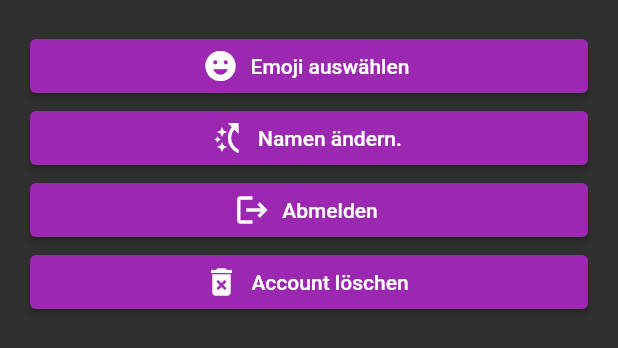
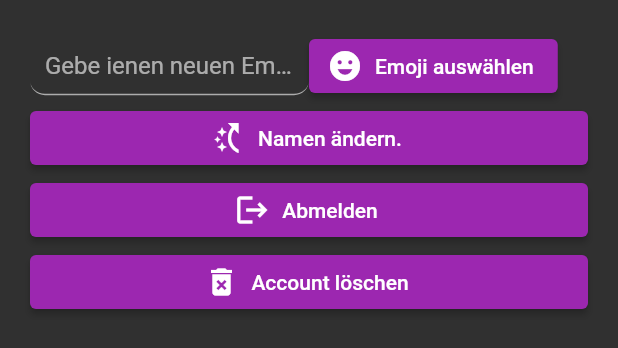
Before and after one commit to QuellenReiter/quellenreiter_app, a Flutter app: the SettingsScreen widget shown alone on an empty page, opened directly with empty values, after a tap on "Emoji auswählen", on a phone screen of 412 x 824 dp. Shown: the top 348 px of the screen. Run offline on Flutter 3.47's test engine with Material 2 defaults, Android fonts, the phone set to English and light mode, and no system bars; our stand-ins replace flutter_secure_storage, flutter_staggered_animations, graphql_flutter, share_plus, transparent_image; accounts and stored records are empty; network calls fail.

Commit message:
add general userUpdate func and apply to update emoji

```diff
--- a/lib/models/quellenreiter_app_state.dart
+++ b/lib/models/quellenreiter_app_state.dart
@@ -240,6 +240,22 @@ class QuellenreiterAppState extends ChangeNotifier {
     route = r;
   }
 
+  void updateUser() {
+    route = Routes.loading;
+    db.updateUser(player!, _updateUserCallback);
+  }
+
+  void _updateUserCallback(Player? player) {
+    if (player == null) {
+      error = "User nicht geupdatet.";
+      // login again and reset the user.
+      db.checkToken(_checkTokenCallback);
+      route = Routes.settings;
+    }
+    // player should still be the same object so we do not set it again.
+    route = Routes.settings;
+  }
+
   List<String> getNames() {
     var ret = player!.friends!.getNames();
     ret.add(player!.name);
--- a/lib/screens/main/settings_screen.dart
+++ b/lib/screens/main/settings_screen.dart
@@ -9,16 +9,58 @@ class SettingsScreen extends StatefulWidget {
 }
 
 class _SettingsScreenState extends State<SettingsScreen> {
+  late TextEditingController emojiController;
+
+  /// Initialize [emojiController] to safe the emoji.
+  @override
+  void initState() {
+    emojiController = widget.appState.player?.emoji == null
+        ? TextEditingController()
+        : TextEditingController(text: widget.appState.player?.emoji);
+    super.initState();
+  }
+
+  @override
+  void dispose() {
+    emojiController.dispose();
+    super.dispose();
+  }
+
   @override
   Widget build(BuildContext context) {
     return Padding(
       padding: const EdgeInsets.all(20),
       child: ListView(
         children: [
-          ElevatedButton.icon(
-            onPressed: () => {},
-            icon: const Icon(Icons.emoji_emotions),
-            label: const Text("Emoji auswählen"),
+          Row(
+            children: [
+              Flexible(
+                child: TextField(
+                  controller: emojiController,
+                  decoration: const InputDecoration(
+                    hintText: "Gebe ienen neuen Emoji ein.",
+                    border: UnderlineInputBorder(
+                      borderRadius: BorderRadius.all(
+                        Radius.circular(10),
+                      ),
+                    ),
+                    filled: true,
+                    fillColor: Colors.transparent,
+                    contentPadding: EdgeInsets.all(10),
+                  ),
+                ),
+              ),
+              Flexible(
+                child: ElevatedButton.icon(
+                  onPressed: () {
+                    widget.appState.player?.emoji = emojiController.text;
+                    widget.appState.updateUser();
+                  },
+                  icon: const Icon(Icons.emoji_emotions),
+                  label: const Text("Emoji auswählen"),
+                ),
+              ),
+            ],
           ),
           ElevatedButton.icon(
             onPressed: () => {},
```
Also changed, not shown: lib/models/player.dart (+17 -0 lines), lib/provider/database_utils.dart (+36 -0 lines), lib/provider/queries.dart (+22 -85 lines).
